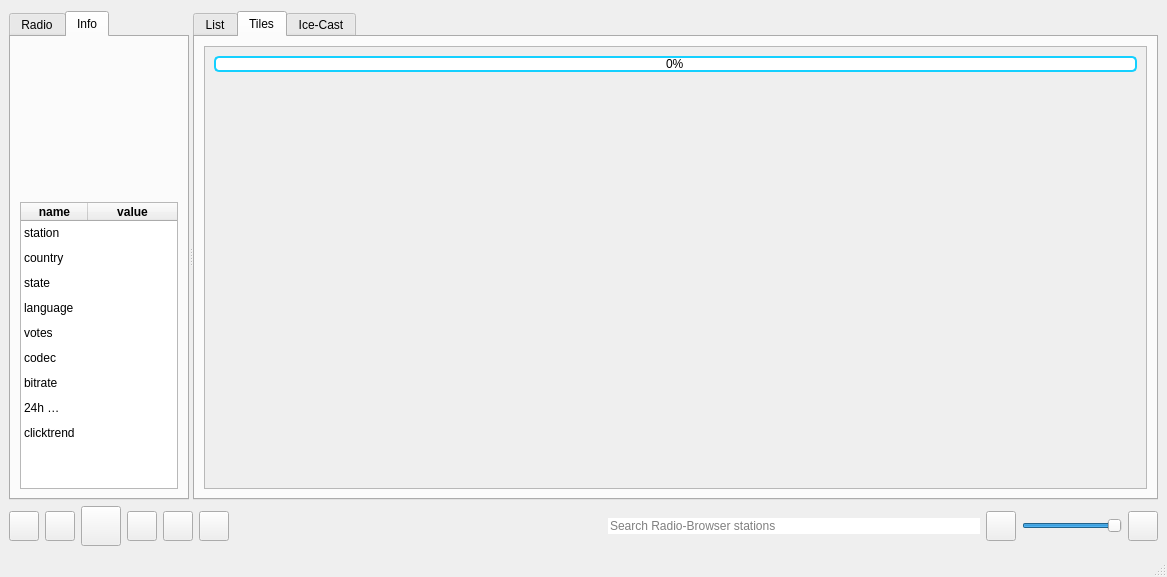
Qt form mainwindow.ui (grzesiekkedzior/TuneScape) before a commit.
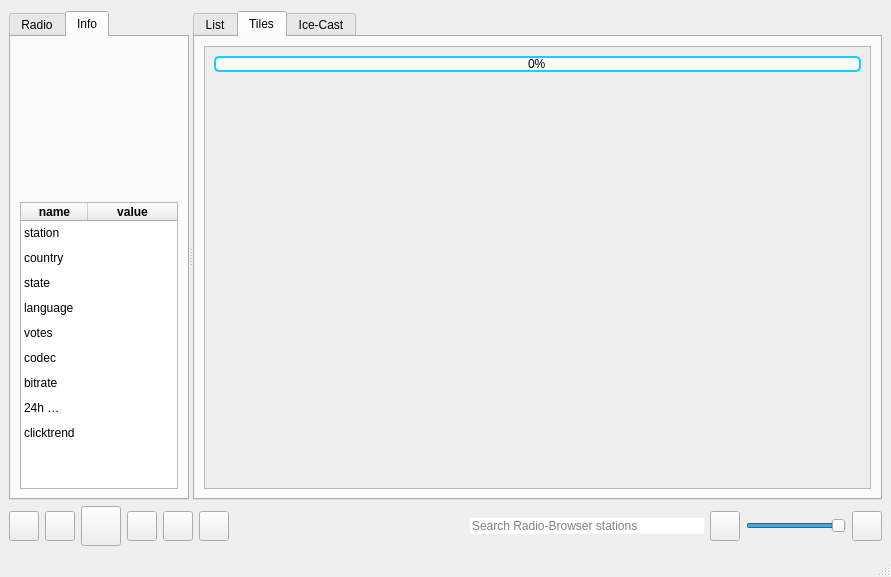
The same form after that commit. The open tabs and pages were chosen to show the change. Icons and pictures are not drawn.

```diff
--- a/mainwindow.ui
+++ b/mainwindow.ui
@@ -6,7 +6,7 @@
    <rect>
     <x>0</x>
     <y>0</y>
-    <width>1167</width>
+    <width>891</width>
     <height>577</height>
    </rect>
   </property>
@@ -558,7 +558,7 @@
          <rect>
           <x>0</x>
           <y>0</y>
-          <width>960</width>
+          <width>684</width>
           <height>481</height>
          </rect>
         </property>
@@ -670,7 +670,7 @@
                  <rect>
                   <x>0</x>
                   <y>0</y>
-                  <width>932</width>
+                  <width>656</width>
                   <height>420</height>
                  </rect>
                 </property>
```
Left out of the diff: 2 changed lines with no effect on the pictures.
